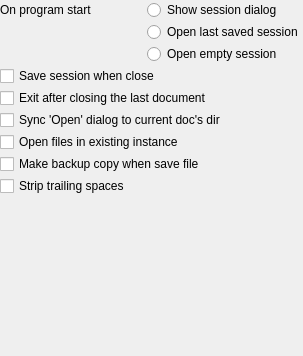
Mezomish/juffed, file src/app/ui/forms/MainSettingsPage.ui: the form before one commit.
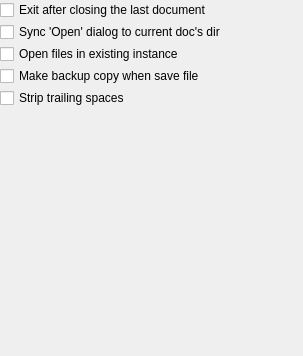
The form after the commit.

Patch:
```diff
--- a/src/app/ui/forms/MainSettingsPage.ui
+++ b/src/app/ui/forms/MainSettingsPage.ui
@@ -26,70 +26,6 @@
    <property name="margin">
     <number>0</number>
    </property>
-   <item>
-    <layout class="QGridLayout">
-     <property name="margin">
-      <number>0</number>
-     </property>
-     <property name="spacing">
-      <number>2</number>
-     </property>
-     <item row="2" column="1">
-      <widget class="QRadioButton" name="openEmptySessionBtn">
-       <property name="text">
-        <string>Open empty session</string>
-       </property>
-      </widget>
-     </item>
-     <item row="0" column="1">
-      <widget class="QRadioButton" name="showSessionDlgBtn">
-       <property name="text">
-        <string>Show session dialog</string>
-       </property>
-      </widget>
-     </item>
-     <item row="1" column="0" rowspan="2">
-      <spacer>
-       <property name="orientation">
-        <enum>Qt::Vertical</enum>
-       </property>
-       <property name="sizeHint" stdset="0">
-        <size>
-         <width>20</width>
-         <height>21</height>
-        </size>
-       </property>
-      </spacer>
-     </item>
-     <item row="1" column="1">
-      <widget class="QRadioButton" name="openLastSessionBtn">
-       <property name="text">
-        <string>Open last saved session</string>
-       </property>
-      </widget>
-     </item>
-     <item row="0" column="0">
-      <widget class="QLabel" name="label_4">
-       <property name="sizePolicy">
-        <sizepolicy hsizetype="Preferred" vsizetype="Fixed">
-         <horstretch>0</horstretch>
-         <verstretch>0</verstretch>
-        </sizepolicy>
-       </property>
-       <property name="text">
-        <string>On program start</string>
-       </property>
-      </widget>
-     </item>
-    </layout>
-   </item>
-   <item>
-    <widget class="QCheckBox" name="saveSessionChk">
-     <property name="text">
-      <string>Save session when close</string>
-     </property>
-    </widget>
-   </item>
    <item>
     <widget class="QCheckBox" name="exitOnLastDocClosedChk">
      <property name="text">
```
Left out of the diff: 4 changed lines with no effect on the pictures.
